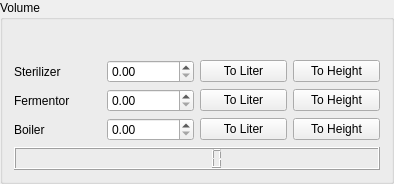
First picture: the form in src/app/volume.ui, repository Brasserie-De-Toulbroch/druid, before the edit.
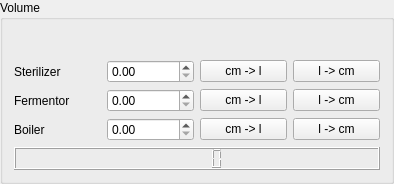
Second picture: the form after the edit.

Commit message: Update volume buttons text

```diff
--- a/src/app/volume.ui
+++ b/src/app/volume.ui
@@ -33,7 +33,7 @@
    <item row="2" column="2">
     <widget class="QPushButton" name="_fermentor_to_volume">
      <property name="text">
-      <string>To Liter</string>
+      <string>cm -&gt; l</string>
      </property>
     </widget>
    </item>
@@ -50,7 +50,7 @@
    <item row="3" column="2">
     <widget class="QPushButton" name="_boiler_to_volume">
      <property name="text">
-      <string>To Liter</string>
+      <string>cm -&gt; l</string>
      </property>
     </widget>
    </item>
@@ -67,14 +67,14 @@
    <item row="1" column="2">
     <widget class="QPushButton" name="_sterilizer_to_volume">
      <property name="text">
-      <string>To Liter</string>
+      <string>cm -&gt; l</string>
      </property>
     </widget>
    </item>
    <item row="1" column="3">
     <widget class="QPushButton" name="_sterilizer_to_height">
      <property name="text">
-      <string>To Height</string>
+      <string>l -&gt; cm</string>
      </property>
     </widget>
    </item>
@@ -84,14 +84,14 @@
    <item row="2" column="3">
     <widget class="QPushButton" name="_fermentor_to_height">
      <property name="text">
-      <string>To Height</string>
+      <string>l -&gt; cm</string>
      </property>
     </widget>
    </item>
    <item row="3" column="3">
     <widget class="QPushButton" name="_boiler_to_height">
      <property name="text">
-      <string>To Height</string>
+      <string>l -&gt; cm</string>
      </property>
     </widget>
    </item>
```
